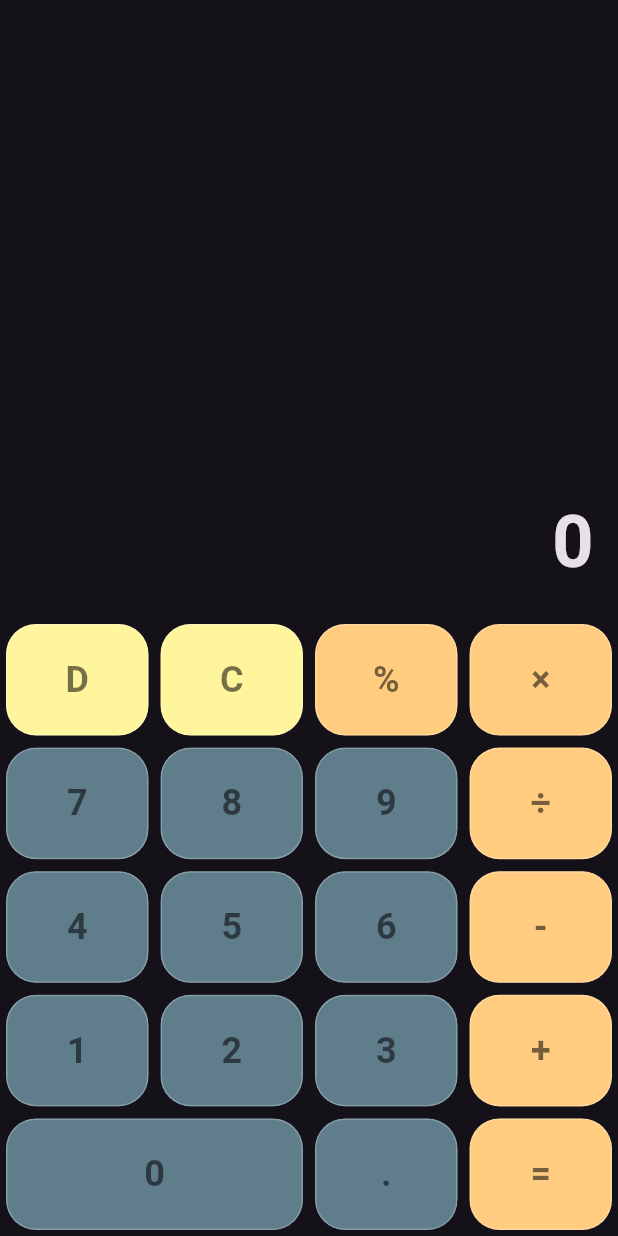
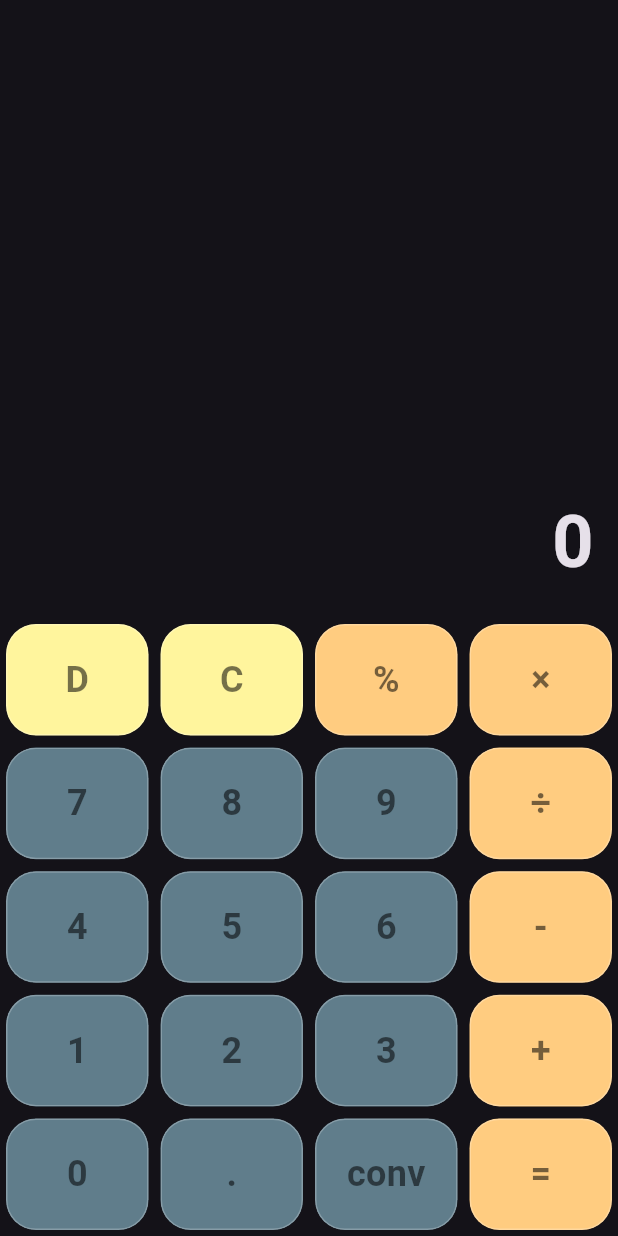
Before and after one commit to LinataON/calculator, a Flutter app: the screen it shows after launch, on a phone screen of 412 x 824 dp. Run offline on Flutter 3.47's test engine with Material 3 defaults, Android fonts, the phone set to English and light mode, and no system bars.

Commit message:
first commit

```diff
--- a/lib/button_values.dart
+++ b/lib/button_values.dart
@@ -8,6 +8,7 @@ class Btn {
   static const String subtract = "-";
   static const String calculate = "=";
   static const String dot = ".";
+  static const String convert = "conv";
 
   static const String n0 = "0";
   static const String n1 = "1";
@@ -39,6 +40,7 @@ class Btn {
     add,
     n0,
     dot,
+    convert,
     calculate,
   ];
 }
--- a/lib/calculator_screen.dart
+++ b/lib/calculator_screen.dart
@@ -49,11 +49,13 @@ class _CalculatorScreenState extends State<CalculatorScreen> {
               children: Btn.buttonValues
                   .map(
                       (value) => SizedBox(
-                        width: value == Btn.n0
-                          ? screenSize.width/2
-                          : (screenSize.width/4),
-                        height: screenSize.width/5,
-                          child: buildButton(value)),
+                        //width: value == Btn.n0
+                          //? screenSize.width/2
+                          //: (screenSize.width/4),
+                          width: screenSize.width/4,
+                          height: screenSize.width/5,
+                          child: buildButton(value)
+                      ),
                   )
                   .toList(),
             )
--- a/lib/main.dart
+++ b/lib/main.dart
@@ -1,6 +1,7 @@
 import 'package:flutter/material.dart';
 
 import 'calculator_screen.dart';
+
 
 void main() {
   runApp(const MyApp());
```
